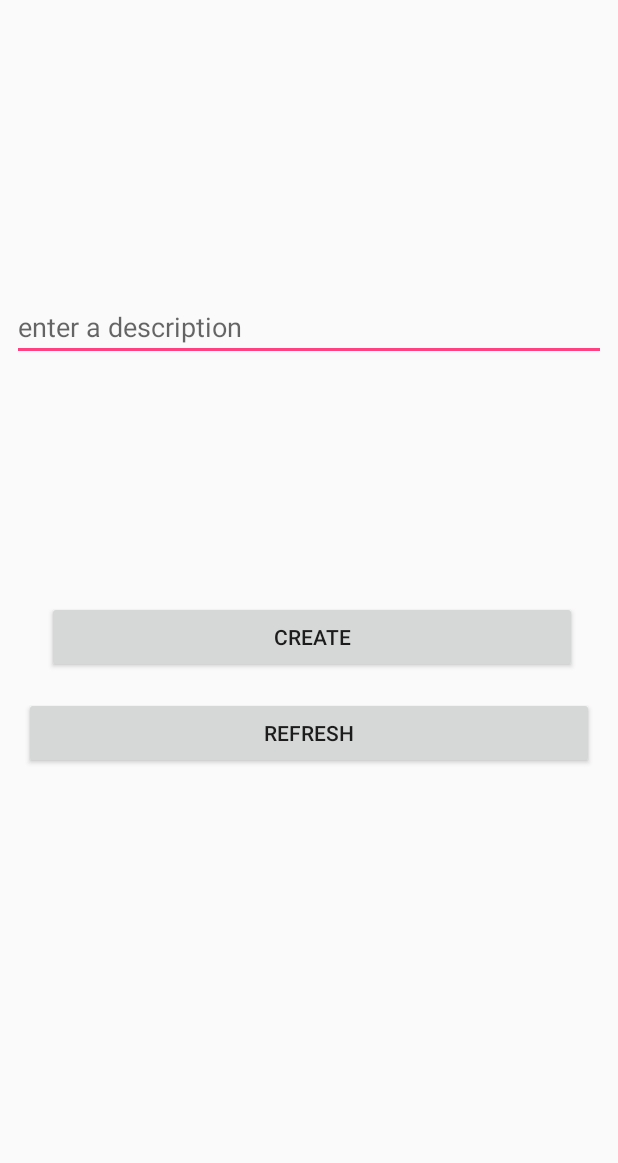
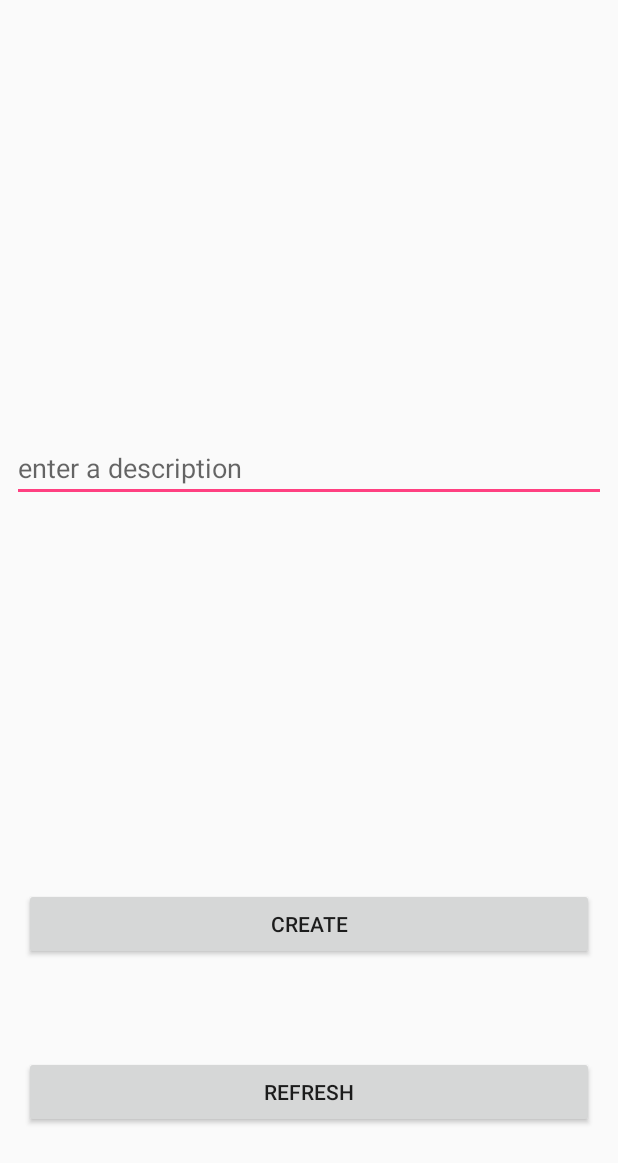
Before and after one commit to ruygonzalez/Parstagram, an Android app: the HomeActivity screen opened directly, with no data from a screen before it, on a phone screen of 412 x 824 dp. Shown: the top 1163 px of the screen. Run offline under Robolectric (Android 15) with nearby library versions, the phone set to English and light mode, and no system bars; libraries missing offline, so code that uses them is left out: com.parse.

Commit message:
Changed activity_main.xml to make button position better

```diff
--- a/app/src/main/res/layout/activity_home.xml
+++ b/app/src/main/res/layout/activity_home.xml
@@ -13,9 +13,9 @@
         android:layout_marginBottom="8dp"
         android:layout_marginEnd="8dp"
         android:layout_marginStart="8dp"
-        android:layout_marginTop="195dp"
+        android:layout_marginTop="225dp"
         android:ems="10"
-        android:hint="enter a description"
+        android:hint="@string/enter_a_description"
         android:inputType="text"
         app:layout_constraintBottom_toTopOf="@+id/create_btn"
         app:layout_constraintEnd_toEndOf="parent"
@@ -25,14 +25,15 @@
 
     <Button
         android:id="@+id/create_btn"
-        android:layout_width="353dp"
+        android:layout_width="0dp"
         android:layout_height="wrap_content"
-        android:layout_marginEnd="8dp"
-        android:layout_marginStart="8dp"
-        android:layout_marginTop="160dp"
-        android:text="CREATE"
+        android:layout_marginEnd="16dp"
+        android:layout_marginStart="16dp"
+        android:layout_marginTop="185dp"
+        android:text="@string/create"
+        app:layout_constraintBottom_toTopOf="@+id/refresh_btn"
         app:layout_constraintEnd_toEndOf="parent"
-        app:layout_constraintHorizontal_bias="0.545"
+        app:layout_constraintHorizontal_bias="0.0"
         app:layout_constraintStart_toStartOf="parent"
         app:layout_constraintTop_toBottomOf="@+id/description_et" />
 
@@ -40,10 +41,11 @@
         android:id="@+id/refresh_btn"
         android:layout_width="0dp"
         android:layout_height="wrap_content"
+        android:layout_marginBottom="8dp"
         android:layout_marginEnd="16dp"
         android:layout_marginStart="16dp"
-        android:layout_marginTop="16dp"
-        android:text="REFRESH"
+        android:text="@string/refresh"
+        app:layout_constraintBottom_toBottomOf="parent"
         app:layout_constraintEnd_toEndOf="parent"
         app:layout_constraintHorizontal_bias="0.0"
         app:layout_constraintStart_toStartOf="parent"
--- a/app/src/main/res/values/strings.xml
+++ b/app/src/main/res/values/strings.xml
@@ -4,4 +4,7 @@
     <string name="prompt_password">Password</string>
     <string name="prompt_username">Username</string>
     <string name="title_activity_home">HomeActivity</string>
+    <string name="create">CREATE</string>
+    <string name="refresh">REFRESH</string>
+    <string name="enter_a_description">enter a description</string>
 </resources>
```
